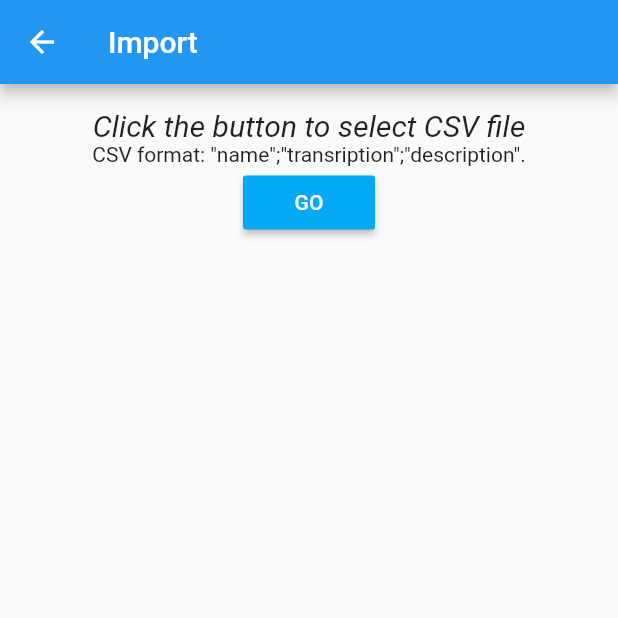
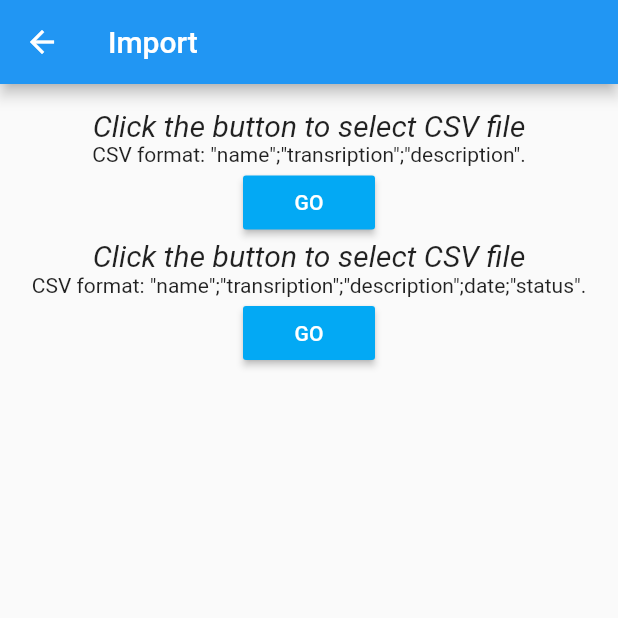
Before and after one commit to candycgit/vocaner, a Flutter app: the ImportPage screen opened directly, on a phone screen of 412 x 824 dp, the top half of it. Run offline on Flutter 3.47's test engine with Material 2 defaults, Android fonts, the phone set to English and light mode, and no system bars; our stand-ins replace file_picker, sqflite; accounts and stored records are empty.

Commit message:
[import] with date and status (+ flutter update)

```diff
--- a/lib/database.dart
+++ b/lib/database.dart
@@ -100,6 +100,18 @@ class DBAdapter {
     return id;
   }
 
+  createFullWord(Word w) async {
+    final db = await database;
+    var nextId = (await db.rawQuery("SELECT MAX(id)+1 as nextId FROM Word"))
+        .first["nextId"];
+    var id = await db.rawInsert(
+        "INSERT INTO Word (id,name,transcription,description,date,status)"
+        " VALUES (?,?,?,?,?,?)",
+        [nextId, w.name, w.transcription, w.description, w.date, w.status]);
+    print("Word has been created with id = " + id.toString());
+    return id;
+  }
+
   getWord(int id) async {
     final db = await database;
     var result = await db.query("Word", where: "id = ?", whereArgs: [id]);
--- a/lib/export.dart
+++ b/lib/export.dart
@@ -28,8 +28,7 @@ class _ExportPageState extends State<ExportPage> {
             child: Container(
           child: Column(
             children: [
-              Text(
-                  'Click the button to create CSV file in the application directory',
+              Text('Click the button to create CSV file in download directory',
                   style: TextStyle(fontSize: 20, fontStyle: FontStyle.italic)),
               Text(
                   'CSV format: "name";"transription";"description";"date";"status".'),
--- a/lib/import.dart
+++ b/lib/import.dart
@@ -27,7 +27,8 @@ class _ImportPageState extends State<ImportPage> {
             child: Column(
               children: [
                 Text('Click the button to select CSV file',
-                  style: TextStyle(fontSize: 20, fontStyle: FontStyle.italic)),
+                    style:
+                        TextStyle(fontSize: 20, fontStyle: FontStyle.italic)),
                 Text('CSV format: "name";"transription";"description".'),
                 RaisedButton(
                   child: Text("GO"),
@@ -35,9 +36,21 @@ class _ImportPageState extends State<ImportPage> {
                   textColor: Colors.white,
                   onPressed: () => _import(context),
                 ),
+                Text('Click the button to select CSV file',
+                    style:
+                        TextStyle(fontSize: 20, fontStyle: FontStyle.italic)),
+                Text(
+                    'CSV format: "name";"transription";"description";date;"status".'),
+                RaisedButton(
+                  child: Text("GO"),
+                  color: Colors.lightBlue,
+                  textColor: Colors.white,
+                  onPressed: () => _importEnhanced(context),
+                ),
               ],
             ),
-        )),
+          ),
+        ),
       ),
     );
   }
@@ -85,6 +98,51 @@ class _ImportPageState extends State<ImportPage> {
     }
   }
 
+  void _importEnhanced(context) async {
+    final File file =
+        await FilePicker.getFile(type: FileType.CUSTOM, fileExtension: 'csv');
+    if (file == null) {
+      return;
+    }
+    showDialog(
+        context: context,
+        barrierDismissible: false,
+        builder: (BuildContext context) {
+          return Center(
+            child: CircularProgressIndicator(),
+          );
+        });
+    await _importCSVEnhanced(file);
+    navigateToClosedDrawerAndDictionary();
+  }
+
+  Future<void> _importCSVEnhanced(File file) async {
+    Stream inputStream =
+        file.openRead().transform(utf8.decoder).transform(new LineSplitter());
+    List<Word> list = new List();
+    await for (String line in inputStream) {
+      try {
+        List<String> row = line.split(';');
+        Word word = new Word();
+        word.name = _trim(row[0]);
+        word.transcription = _trim(row[1]);
+        word.description = _trim(row[2]);
+        word.date = _trim(row[3]);
+        word.status = int.parse(_trim(row[4]));
+        list.add(word);
+      } catch (e) {
+        print(e.toString());
+      }
+    }
+    for (Word w in list) {
+      try {
+        await DBAdapter.db.createFullWord(w);
+      } catch (e) {
+        print(e.toString());
+      }
+    }
+  }
+
   void navigateToClosedDrawerAndDictionary() {
     Navigator.pop(context);
     Navigator.pop(context);
--- a/pubspec.yaml
+++ b/pubspec.yaml
@@ -11,7 +11,7 @@ description: Vocabulary Trainer
 # In iOS, build-name is used as CFBundleShortVersionString while build-number used as CFBundleVersion.
 # Read more about iOS versioning at
 # https://developer.apple.com/library/archive/documentation/General/Reference/InfoPlistKeyReference/Articles/CoreFoundationKeys.html
-version: 1.0.3+1
+version: 1.0.4+1
 
 environment:
   sdk: ">=2.1.0 <3.0.0"
```
Also changed, not shown: pubspec.lock. Lines whose indentation alone changed are shown as unchanged.
